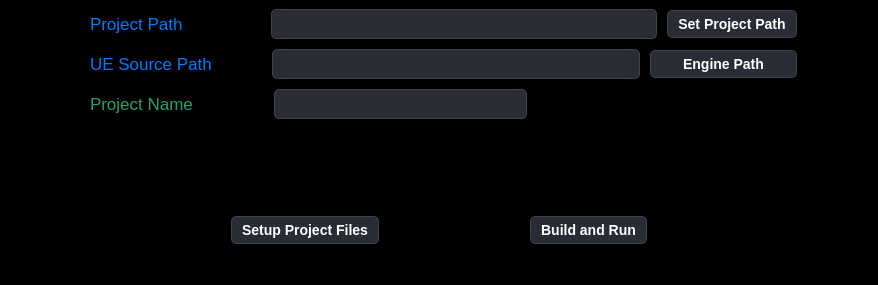
Qt form UnrealProjectSetup/mainwindow.ui (PentaPixelsUE/Unreal-Engine-Project-manager) before a commit.
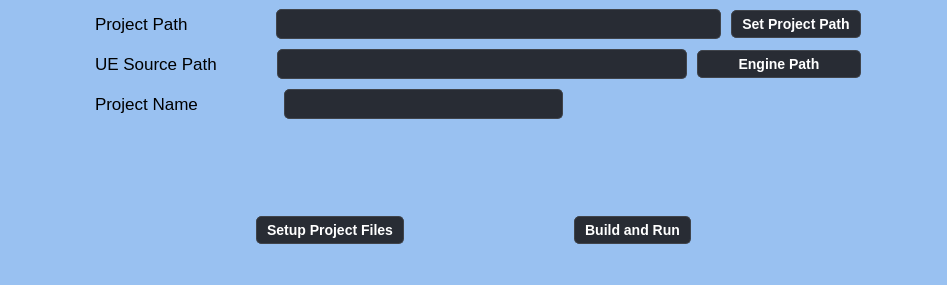
The same form after that commit.

The edit to the form file:
```diff
--- a/UnrealProjectSetup/mainwindow.ui
+++ b/UnrealProjectSetup/mainwindow.ui
@@ -6,7 +6,7 @@
    <rect>
     <x>0</x>
     <y>0</y>
-    <width>878</width>
+    <width>947</width>
     <height>285</height>
    </rect>
   </property>
@@ -20,7 +20,7 @@
    <string>MainWindow</string>
   </property>
   <property name="styleSheet">
-   <string notr="true">background-color:rgb(0, 0, 0)</string>
+   <string notr="true">background-color:rgb(153, 193, 241)</string>
   </property>
   <widget class="QWidget" name="Project_Path_Hbox">
    <layout class="QVBoxLayout" name="verticalLayout_2">
@@ -66,7 +66,7 @@
             <property name="styleSheet">
              <string notr="true">/* Label */
 QLabel {
-  color: #007bff; /* Electric blue text */
+  color: rgb(0, 0, 0); /* Electric blue text */
   font-family: 'Roboto', sans-serif; /* Modern font */
   font-size: 17px;
   font-weight: normal;
@@ -159,7 +159,7 @@
             <property name="styleSheet">
              <string notr="true">/* Label */
 QLabel {
-  color: #007bff; /* Electric blue text */
+  color: rgb(0, 0, 0); /* Electric blue text */
   font-family: 'Roboto', sans-serif; /* Modern font */
   font-size: 17px;
   font-weight: normal;
@@ -243,7 +243,7 @@
             <property name="styleSheet">
              <string notr="true">/* Label */
 QLabel {
-  color: rgb(38, 162, 105); /* Electric blue text */
+  color: rgb(0, 0, 0); /* Electric blue text */
   font-family: 'Roboto', sans-serif; /* Modern font */
   font-size: 17px;
   font-weight: normal;
```
Left out of the diff: 2 changed lines with no effect on the pictures.
